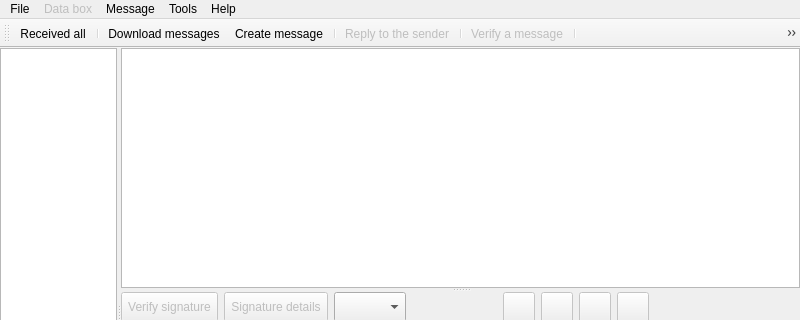
Old version of the form src/gui/ui/datovka.ui in the repository psakar/datovka; both pictures show x 0 to 800 and y 0 to 320 of the 800 by 600 pixel window.
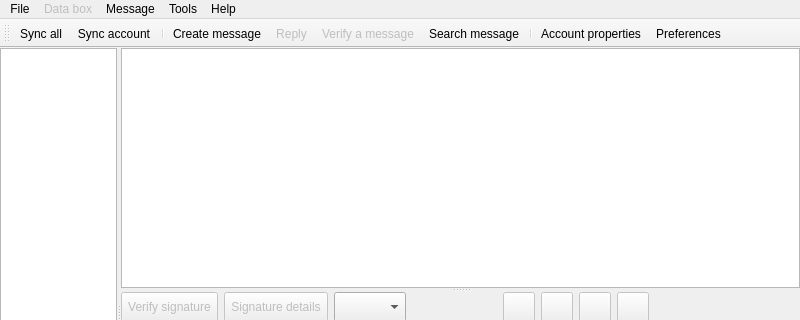
New version of the form. Icons and pictures are not drawn.

Commit message: Added icons 32x32

Patch:
```diff
--- a/src/gui/ui/datovka.ui
+++ b/src/gui/ui/datovka.ui
@@ -542,6 +542,9 @@
    <property name="windowTitle">
     <string>toolBar</string>
    </property>
+   <property name="toolButtonStyle">
+    <enum>Qt::ToolButtonTextUnderIcon</enum>
+   </property>
    <attribute name="toolBarArea">
     <enum>TopToolBarArea</enum>
    </attribute>
@@ -549,20 +552,15 @@
     <bool>false</bool>
    </attribute>
    <addaction name="actionReceived_all"/>
-   <addaction name="separator"/>
    <addaction name="actionDownload_messages"/>
+   <addaction name="separator"/>
    <addaction name="actionCreate_message"/>
-   <addaction name="separator"/>
    <addaction name="actionReply_to_the_sender"/>
-   <addaction name="separator"/>
    <addaction name="actionVerify_a_message"/>
-   <addaction name="separator"/>
    <addaction name="actionMsgAdvancedSearch"/>
    <addaction name="separator"/>
    <addaction name="actionAccount_props"/>
-   <addaction name="actionChange_pwd"/>
    <addaction name="actionPrefs"/>
-   <addaction name="separator"/>
   </widget>
   <widget class="QStatusBar" name="statusBar"/>
   <action name="actionSync_all_accounts">
@@ -883,7 +881,7 @@
      <normaloff>:/icons/24x24/datovka-all-accounts-sync.png</normaloff>:/icons/24x24/datovka-all-accounts-sync.png</iconset>
    </property>
    <property name="text">
-    <string>Received all</string>
+    <string>Sync all</string>
    </property>
    <property name="toolTip">
     <string>Received messages from all accounts at once</string>
@@ -895,7 +893,7 @@
      <normaloff>:/icons/24x24/datovka-account-sync.png</normaloff>:/icons/24x24/datovka-account-sync.png</iconset>
    </property>
    <property name="text">
-    <string>Download messages</string>
+    <string>Sync account</string>
    </property>
    <property name="toolTip">
     <string>Download messages from the box</string>
@@ -922,7 +920,7 @@
      <normaloff>:/icons/24x24/datovka-message-reply.png</normaloff>:/icons/24x24/datovka-message-reply.png</iconset>
    </property>
    <property name="text">
-    <string>Reply to the sender</string>
+    <string>Reply</string>
    </property>
    <property name="toolTip">
     <string>Reply to the sender</string>
@@ -1114,7 +1112,7 @@
      <normaloff>:/icons/3party/search_16.png</normaloff>:/icons/3party/search_16.png</iconset>
    </property>
    <property name="text">
-    <string>Search for messages in local database</string>
+    <string>Search message</string>
    </property>
    <property name="toolTip">
     <string>Advanced searching in message envelopes</string>
```
Left out of the diff: 33 changed lines with no effect on the pictures. The commit also changes 43 other files.
